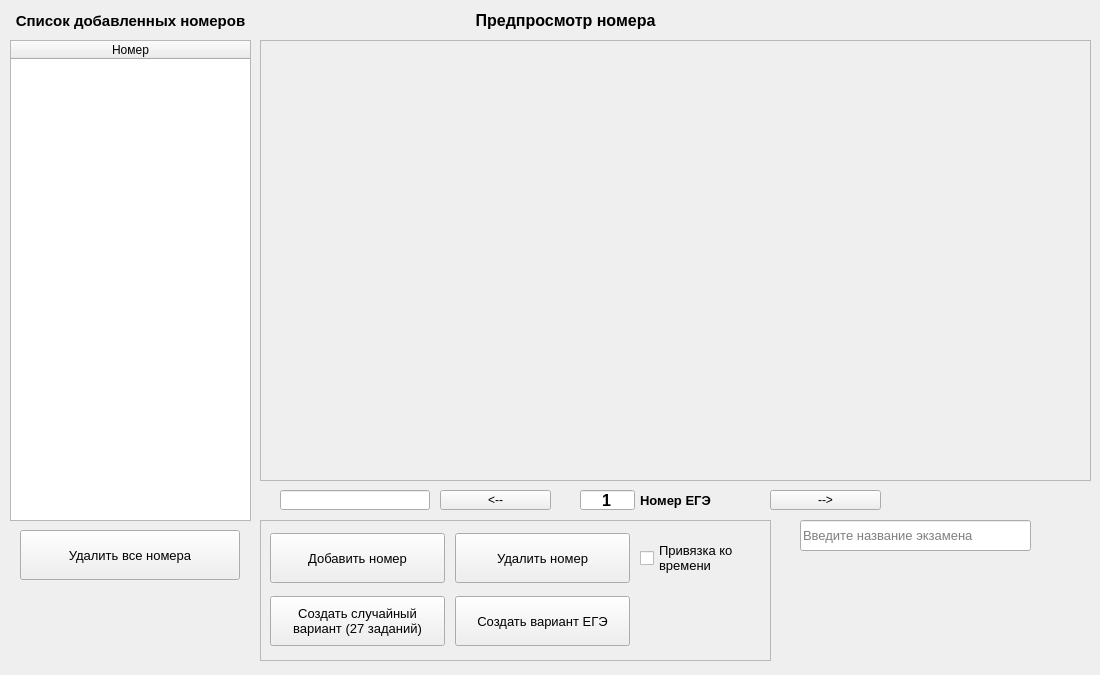
Above: app/ui/createExams.ui from MrGoldSky/ExamsHelper before the change. Below: the same form after it.
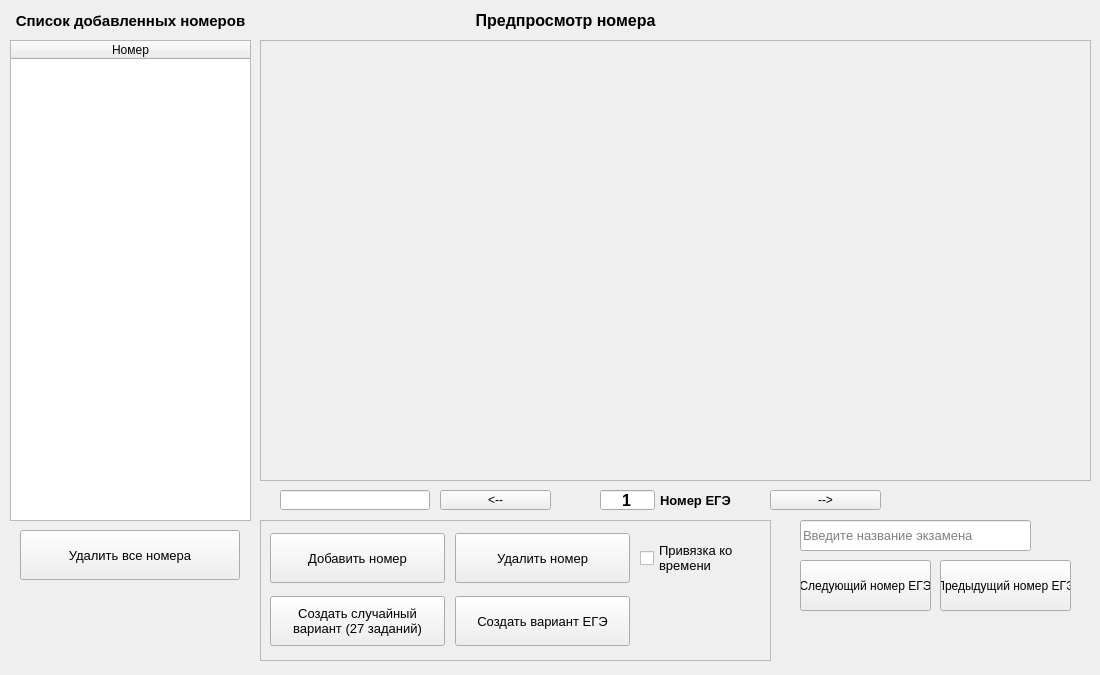
That is the form after the change.

Patch:
```diff
--- a/app/ui/createExams.ui
+++ b/app/ui/createExams.ui
@@ -339,7 +339,7 @@
   <widget class="QLabel" name="label">
    <property name="geometry">
     <rect>
-     <x>640</x>
+     <x>660</x>
      <y>480</y>
      <width>91</width>
      <height>41</height>
@@ -359,7 +359,7 @@
   <widget class="QLineEdit" name="numberEdit">
    <property name="geometry">
     <rect>
-     <x>580</x>
+     <x>600</x>
      <y>490</y>
      <width>55</width>
      <height>20</height>
@@ -378,6 +378,9 @@
    <property name="alignment">
     <set>Qt::AlignCenter</set>
    </property>
+   <property name="readOnly">
+    <bool>true</bool>
+   </property>
   </widget>
   <widget class="QPushButton" name="clearTableBtn">
    <property name="geometry">
@@ -460,6 +463,32 @@
     <string>Введите название экзамена</string>
    </property>
   </widget>
+  <widget class="QPushButton" name="nextTopicBtn">
+   <property name="geometry">
+    <rect>
+     <x>800</x>
+     <y>560</y>
+     <width>131</width>
+     <height>51</height>
+    </rect>
+   </property>
+   <property name="text">
+    <string>Следующий номер ЕГЭ</string>
+   </property>
+  </widget>
+  <widget class="QPushButton" name="previousTopicBtn">
+   <property name="geometry">
+    <rect>
+     <x>940</x>
+     <y>560</y>
+     <width>131</width>
+     <height>51</height>
+    </rect>
+   </property>
+   <property name="text">
+    <string>Предыдущий номер ЕГЭ</string>
+   </property>
+  </widget>
  </widget>
  <resources/>
  <connections/>
```
Left out of the diff: 3 changed lines with no effect on the pictures.
